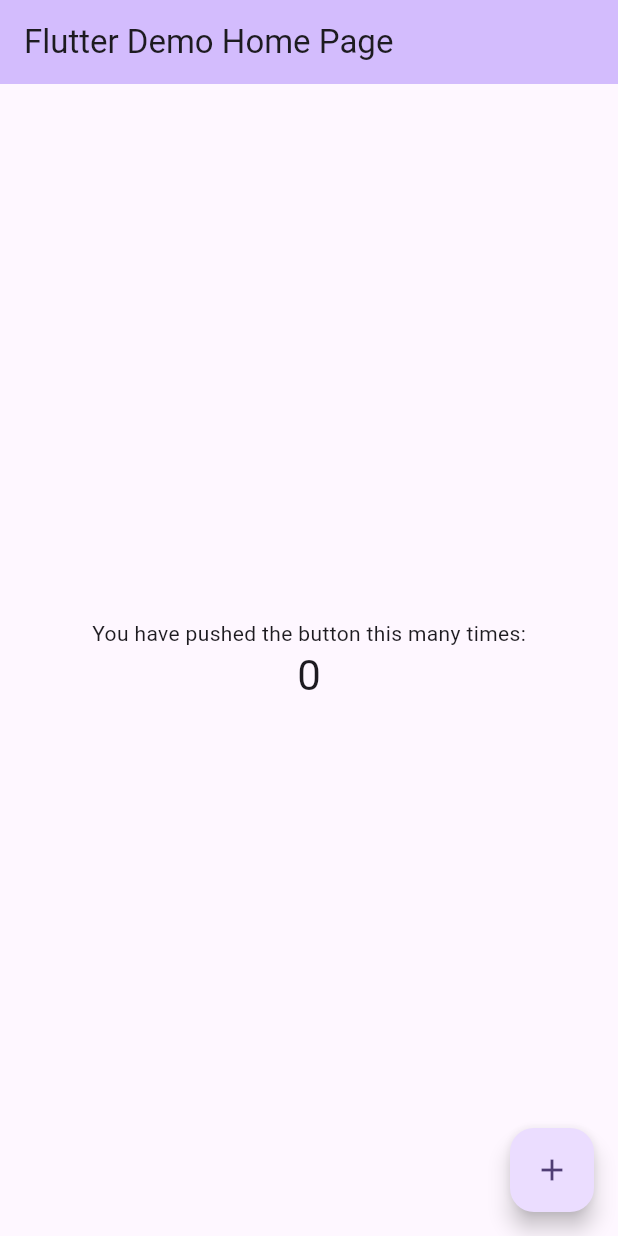
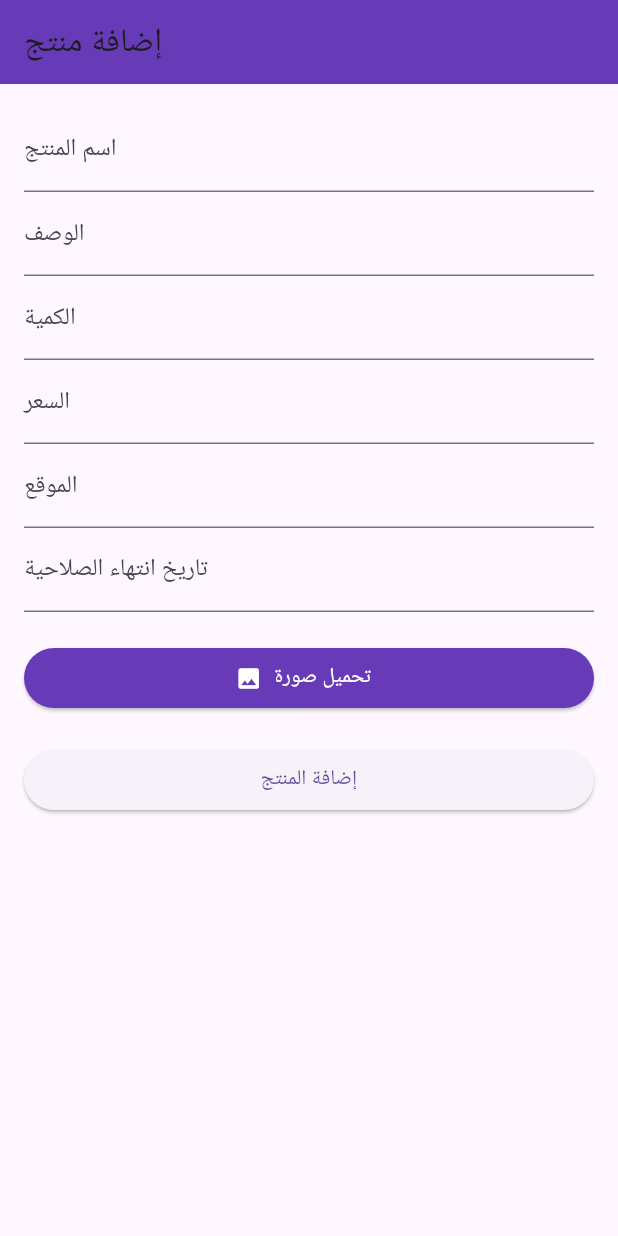
Before and after one commit to blalfayed/stock_management2, a Flutter app: the screen it shows after launch, on a phone screen of 412 x 824 dp. Run offline on Flutter 3.47's test engine with Material 3 defaults, Android fonts, the phone set to English and light mode, and no system bars; our stand-ins replace image_picker, sqflite; accounts and stored records are empty.

Commit message:
create add product screen

```diff
--- a/lib/main.dart
+++ b/lib/main.dart
@@ -1,4 +1,5 @@
 import 'package:flutter/material.dart';
+import 'package:stock_management2/screens/add_product_screen.dart';
 
 void main() {
   runApp(const MyApp());
@@ -7,119 +8,10 @@
 class MyApp extends StatelessWidget {
   const MyApp({super.key});
 
-  // This widget is the root of your application.
   @override
   Widget build(BuildContext context) {
-    return MaterialApp(
-      title: 'Flutter Demo',
-      theme: ThemeData(
-        // This is the theme of your application.
-        //
-        // TRY THIS: Try running your application with "flutter run". You'll see
-        // the application has a purple toolbar. Then, without quitting the app,
-        // try changing the seedColor in the colorScheme below to Colors.green
-        // and then invoke "hot reload" (save your changes or press the "hot
-        // reload" button in a Flutter-supported IDE, or press "r" if you used
-        // the command line to start the app).
-        //
-        // Notice that the counter didn't reset back to zero; the application
-        // state is not lost during the reload. To reset the state, use hot
-        // restart instead.
-        //
-        // This works for code too, not just values: Most code changes can be
-        // tested with just a hot reload.
-        colorScheme: ColorScheme.fromSeed(seedColor: Colors.deepPurple),
-        useMaterial3: true,
-      ),
-      home: const MyHomePage(title: 'Flutter Demo Home Page'),
+    return const MaterialApp(
+      home: AddProductScreen(),
     );
   }
 }
-
-class MyHomePage extends StatefulWidget {
-  const MyHomePage({super.key, required this.title});
-
-  // This widget is the home page of your application. It is stateful, meaning
-  // that it has a State object (defined below) that contains fields that affect
-  // how it looks.
-
-  // This class is the configuration for the state. It holds the values (in this
-  // case the title) provided by the parent (in this case the App widget) and
-  // used by the build method of the State. Fields in a Widget subclass are
-  // always marked "final".
-
-  final String title;
-
-  @override
-  State<MyHomePage> createState() => _MyHomePageState();
-}
-
-class _MyHomePageState extends State<MyHomePage> {
-  int _counter = 0;
-
-  void _incrementCounter() {
-    setState(() {
-      // This call to setState tells the Flutter framework that something has
-      // changed in this State, which causes it to rerun the build method below
-      // so that the display can reflect the updated values. If we changed
-      // _counter without calling setState(), then the build method would not be
-      // called again, and so nothing would appear to happen.
-      _counter++;
-    });
-  }
-
-  @override
-  Widget build(BuildContext context) {
-    // This method is rerun every time setState is called, for instance as done
-    // by the _incrementCounter method above.
-    //
-    // The Flutter framework has been optimized to make rerunning build methods
-    // fast, so that you can just rebuild anything that needs updating rather
-    // than having to individually change instances of widgets.
-    return Scaffold(
-      appBar: AppBar(
-        // TRY THIS: Try changing the color here to a specific color (to
-        // Colors.amber, perhaps?) and trigger a hot reload to see the AppBar
-        // change color while the other colors stay the same.
-        backgroundColor: Theme.of(context).colorScheme.inversePrimary,
-        // Here we take the value from the MyHomePage object that was created by
-        // the App.build method, and use it to set our appbar title.
-        title: Text(widget.title),
-      ),
-      body: Center(
-        // Center is a layout widget. It takes a single child and positions it
-        // in the middle of the parent.
-        child: Column(
-          // Column is also a layout widget. It takes a list of children and
-          // arranges them vertically. By default, it sizes itself to fit its
-          // children horizontally, and tries to be as tall as its parent.
-          //
-          // Column has various properties to control how it sizes itself and
-          // how it positions its children. Here we use mainAxisAlignment to
-          // center the children vertically; the main axis here is the vertical
-          // axis because Columns are vertical (the cross axis would be
-          // horizontal).
-          //
-          // TRY THIS: Invoke "debug painting" (choose the "Toggle Debug Paint"
-          // action in the IDE, or press "p" in the console), to see the
-          // wireframe for each widget.
-          mainAxisAlignment: MainAxisAlignment.center,
-          children: <Widget>[
-            const Text(
-              'You have pushed the button this many times:',
-            ),
-            Text(
-              '$_counter',
-              style: Theme.of(context).textTheme.headlineMedium,
-            ),
-          ],
-        ),
-      ),
-      floatingActionButton: FloatingActionButton(
-        onPressed: _incrementCounter,
-        tooltip: 'Increment',
-        child: const Icon(Icons.add),
-      ), // This trailing comma makes auto-formatting nicer for build methods.
-    );
-  }
-}
--- /dev/null
+++ b/lib/screens/add_product_screen.dart
@@ -0,0 +1,193 @@
+import 'dart:convert';
+import 'dart:io';
+import 'package:flutter/material.dart';
+import 'package:image_picker/image_picker.dart';
+import '../data/database_helper.dart';
+import '../models/product.dart';
+
+class AddProductScreen extends StatefulWidget {
+  final Product? product; // إضافة خاصية product لتحديث البيانات
+
+  const AddProductScreen({super.key, this.product});
+
+  @override
+  State<AddProductScreen> createState() => _AddProductScreenState();
+}
+
+class _AddProductScreenState extends State<AddProductScreen> {
+  final _formKey = GlobalKey<FormState>();
+  final _nameController = TextEditingController();
+  final _descriptionController = TextEditingController();
+  final _quantityController = TextEditingController();
+  final _priceController = TextEditingController();
+  final _locationController = TextEditingController();
+  final _expiryDateController = TextEditingController();
+
+  String? _photoUrl;
+
+  final ImagePicker _picker = ImagePicker();
+  bool _isLoading = false;
+  final DatabaseHelper _dbHelper = DatabaseHelper.instance;
+
+  @override
+  void initState() {
+    super.initState();
+    // ملء البيانات إذا كان التعديل
+    if (widget.product != null) {
+      _nameController.text = widget.product!.name;
+      _descriptionController.text = widget.product!.description ?? '';
+      _quantityController.text = widget.product!.quantity.toString();
+      _priceController.text = widget.product!.price.toString();
+      _locationController.text = widget.product!.location ?? '';
+      _expiryDateController.text = widget.product!.expiryDate ?? '';
+      _photoUrl = widget.product!.photo;
+    }
+  }
+
+  // التقاط الصورة وحفظها
+  Future<void> _pickAndSavePhoto() async {
+    try {
+      final pickedFile = await _picker.pickImage(source: ImageSource.gallery);
+
+      if (pickedFile != null) {
+        setState(() {
+          _isLoading = true;
+        });
+
+        final file = File(pickedFile.path);
+        final bytes = await file.readAsBytes();
+        final base64Image = base64Encode(bytes);
+
+        // حفظ الصورة في قاعدة البيانات
+        await _dbHelper.insertPhoto(base64Image); // استدعاء صحيح للدالة
+
+        setState(() {
+          _photoUrl = pickedFile.path; // حفظ المسار
+        });
+
+        ScaffoldMessenger.of(context).showSnackBar(
+          const SnackBar(content: Text('تم حفظ الصورة بنجاح!')),
+        );
+      }
+    } catch (e) {
+      ScaffoldMessenger.of(context).showSnackBar(
+        SnackBar(content: Text('حدث خطأ أثناء حفظ الصورة: $e')),
+      );
+    } finally {
+      setState(() {
+        _isLoading = false;
+      });
+    }
+  }
+
+  // حفظ المنتج
+  Future<void> _saveProduct() async {
+    if (_formKey.currentState!.validate()) {
+      final name = _nameController.text;
+      final description = _descriptionController.text;
+      final quantity = int.tryParse(_quantityController.text) ?? 0;
+      final price = double.tryParse(_priceController.text) ?? 0.0;
+      final location = _locationController.text;
+      final expiryDate = _expiryDateController.text;
+
+      final product = Product(
+        id: widget.product?.id ?? DateTime.now().millisecondsSinceEpoch,
+        photo: _photoUrl ?? '',
+        name: name,
+        description: description,
+        quantity: quantity,
+        price: price,
+        location: location,
+        expiryDate: expiryDate,
+      );
+
+      if (widget.product == null) {
+        await _dbHelper.insertProduct(product); // إدخال المنتج
+      } else {
+        await _dbHelper.updateProduct(product); // تحديث المنتج
+      }
+
+      Navigator.pop(context);
+    }
+  }
+
+  @override
+  Widget build(BuildContext context) {
+    return Scaffold(
+      appBar: AppBar(
+        title: Text(widget.product == null ? 'إضافة منتج' : 'تعديل المنتج'),
+        backgroundColor: Colors.deepPurple,
+      ),
+      body: _isLoading
+          ? const Center(child: CircularProgressIndicator())
+          : Form(
+              key: _formKey,
+              child: ListView(
+                padding: const EdgeInsets.all(16.0),
+                children: [
+                  TextFormField(
+                    controller: _nameController,
+                    decoration: const InputDecoration(labelText: 'اسم المنتج'),
+                    validator: (value) => value == null || value.isEmpty
+                        ? 'من فضلك ادخل اسم المنتج'
+                        : null,
+                  ),
+                  TextFormField(
+                    controller: _descriptionController,
+                    decoration: const InputDecoration(labelText: 'الوصف'),
+                  ),
+                  TextFormField(
+                    controller: _quantityController,
+                    keyboardType: TextInputType.number,
+                    decoration: const InputDecoration(labelText: 'الكمية'),
+                    validator: (value) =>
+                        (int.tryParse(value ?? '') == null || value!.isEmpty)
+                            ? 'يجب إدخال رقم صحيح'
+                            : null,
+                  ),
+                  TextFormField(
+                    controller: _priceController,
+                    keyboardType: TextInputType.number,
+                    decoration: const InputDecoration(labelText: 'السعر'),
+                    validator: (value) =>
+                        (double.tryParse(value ?? '') == null || value!.isEmpty)
+                            ? 'يجب إدخال سعر صحيح'
+                            : null,
+                  ),
+                  TextFormField(
+                    controller: _locationController,
+                    decoration: const InputDecoration(labelText: 'الموقع'),
+                  ),
+                  TextFormField(
+                    controller: _expiryDateController,
+                    decoration: const InputDecoration(
+                        labelText: 'تاريخ انتهاء الصلاحية'),
+                  ),
+                  const SizedBox(height: 20),
+                  ElevatedButton.icon(
+                    onPressed: _pickAndSavePhoto,
+                    icon: const Icon(Icons.photo),
+                    label: const Text('تحميل صورة'),
+                    style: ElevatedButton.styleFrom(
+                      backgroundColor: Colors.deepPurple,
+                      foregroundColor: Colors.white,
+                    ),
+                  ),
+                  const SizedBox(height: 20),
+                  ElevatedButton(
+                    onPressed: _saveProduct,
+                    child: Text(widget.product == null
+                        ? 'إضافة المنتج'
+                        : 'حفظ التعديلات'),
+                  ),
+                  if (_photoUrl != null && _photoUrl!.isNotEmpty)
+                    Padding(
+                      padding: const EdgeInsets.only(top: 16.0),
+                      child: Image.file(File(_photoUrl!), height: 150),
+                    ),
+                ],
+              ),
+            ),
+    );
+  }
+}
--- a/pubspec.yaml
+++ b/pubspec.yaml
@@ -35,6 +35,9 @@ dependencies:
   # The following adds the Cupertino Icons font to your application.
   # Use with the CupertinoIcons class for iOS style icons.
   cupertino_icons: ^1.0.8
+  image_picker: ^1.1.2
+  sqflite: ^2.4.1
+  path: ^1.9.0
 
 dev_dependencies:
   flutter_test:
```
Also changed, not shown: lib/data/database_helper.dart (added, +133 -0 lines), pubspec.lock, 5 other files.
